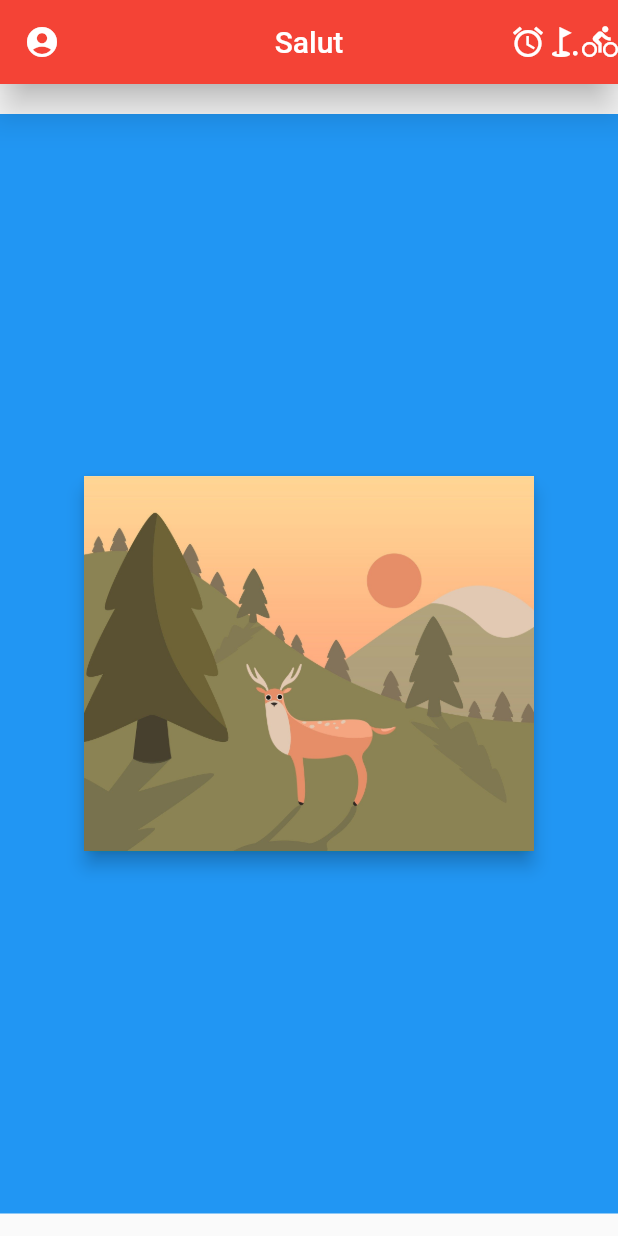
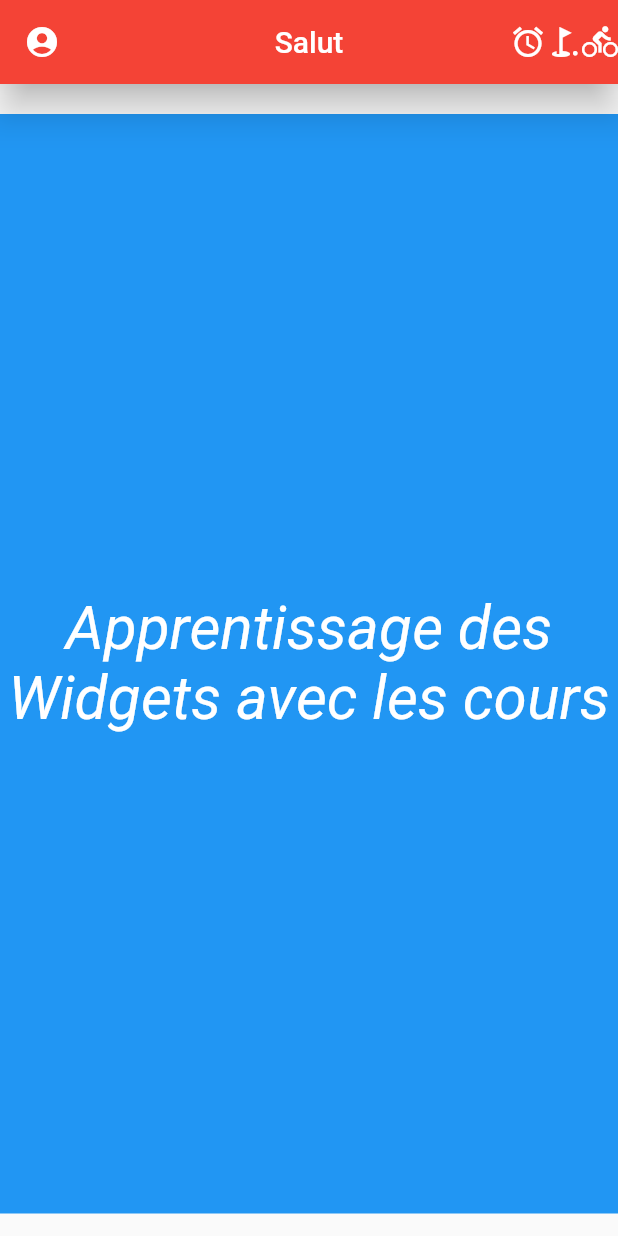
Before and after one commit to Lebeil/flutter_mobile, a Flutter app: the screen it shows after launch, on a phone screen of 412 x 824 dp. Run offline on Flutter 3.47's test engine with Material 2 defaults, Android fonts, the phone set to English and light mode, and no system bars.

Commit message:
add text

```diff
--- a/lib/main.dart
+++ b/lib/main.dart
@@ -45,20 +45,19 @@ class _Home extends State<Home> {
       body: Container(
         color: Colors.blue,
         margin: const EdgeInsets.only(top: 20.0, bottom: 15.0),
-        child: Center(
-          child: Card(
-            elevation: 5.0,
-            color: Colors.teal,
-            child: SizedBox(
-              width: 300.0,
-              height: 250.0,
-              child: Image.asset(
-                'images/landscape.jpg',
-                fit: BoxFit.cover,
-              )
+        child: const Center(
+          child: Text(
+            'Apprentissage des Widgets avec les cours Flutter',
+            textAlign: TextAlign.center,
+            textScaleFactor: 2.0,
+            style: TextStyle(
+              color: Colors.white,
+              fontSize: 20.0,
+              fontStyle: FontStyle.italic,
             ),
-          )
-        )
+            maxLines: 2,
+          ),
+        ),
       )
     );
   }
```
